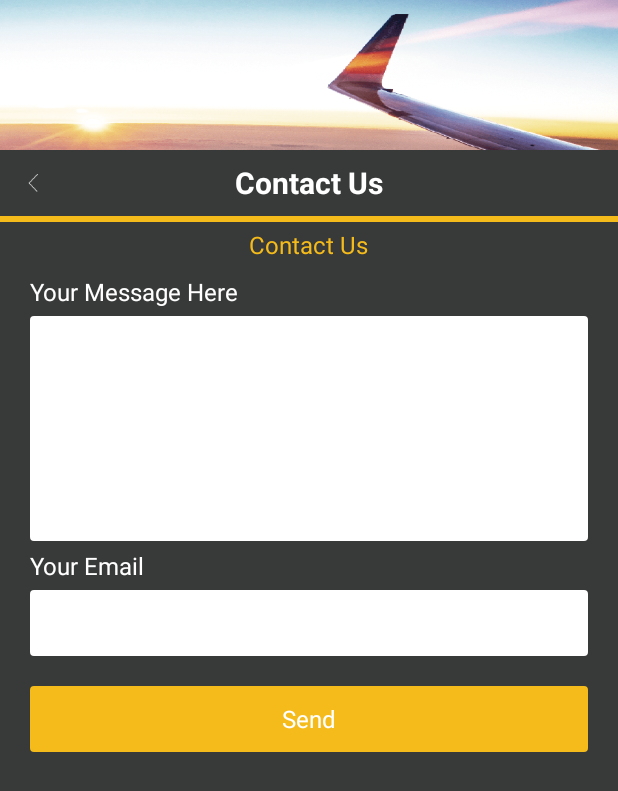
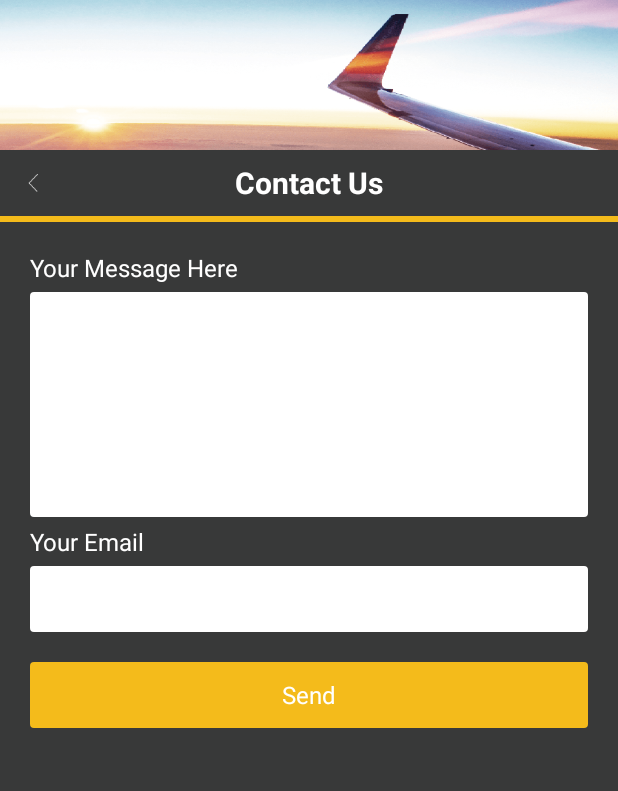
Before and after one commit to MaGuiSen/Volosano, an Android app: the ContactActivity screen opened directly, with no data from a screen before it, on a phone screen of 412 x 824 dp. Shown: the top 791 px of the screen. Run offline under Robolectric (Android 15) with nearby library versions, the phone set to English and light mode, and no system bars; our stand-ins replace ButterKnife; libraries missing offline, so code that uses them is left out: com.readystatesoftware.systembartint; 5 statements that could not run were skipped.

Commit message:
处理细节

```diff
--- a/app/src/main/res/layout/activity_contact.xml
+++ b/app/src/main/res/layout/activity_contact.xml
@@ -46,9 +46,9 @@
         android:layout_height="4dp"
         android:background="@color/theme_color_orange_a"/>
     <TextView
-        android:layout_margin="4dp"
+        android:visibility="invisible"
         android:layout_gravity="center"
-        android:textSize="16sp"
+        android:textSize="10sp"
         android:textColor="@color/theme_color_orange_a"
         android:text="Contact Us"
         android:layout_width="wrap_content"
--- a/app/src/main/res/layout/activity_main.xml
+++ b/app/src/main/res/layout/activity_main.xml
@@ -37,7 +37,7 @@
             android:text="My Favorite"
             android:textStyle="bold"
             android:gravity="center"
-            android:maxLength="10"
+            android:maxLength="22"
             android:textColor="@color/bar_text_center_color"
             android:textSize="@dimen/titlebar_text_center_size" />
 
```
